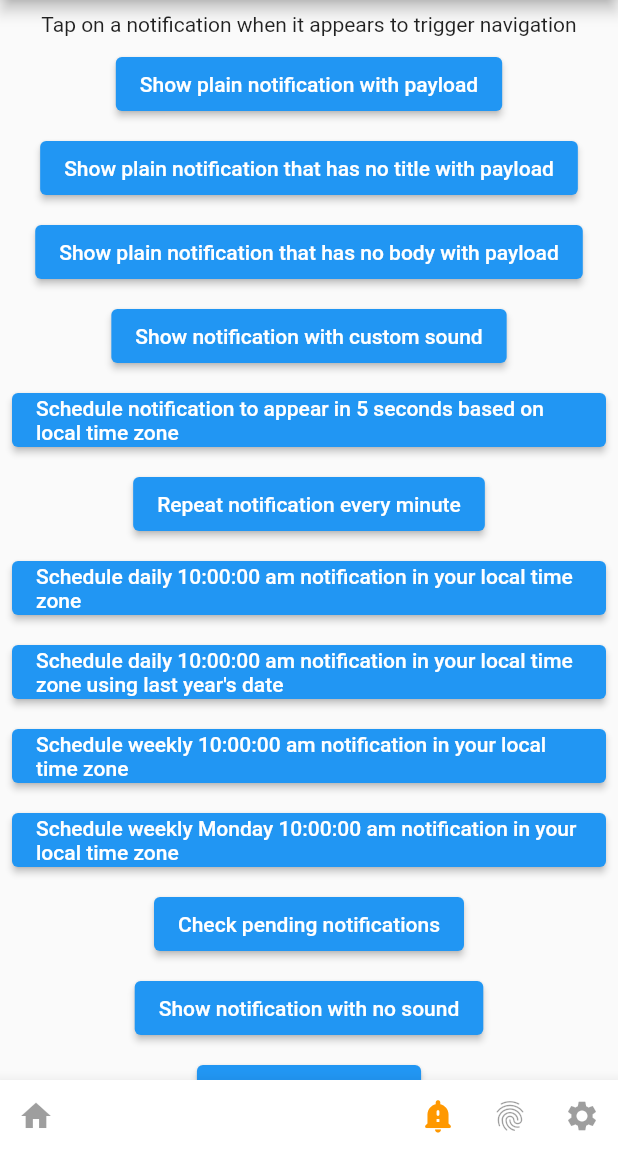
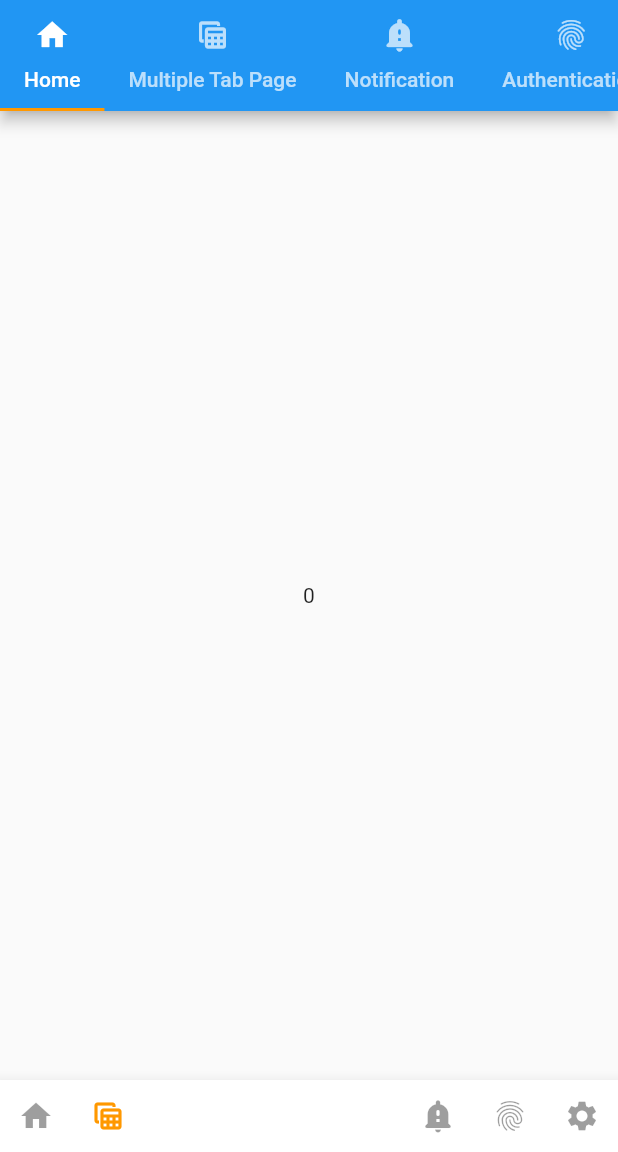
Before and after one commit to sipergod/message, a Flutter app: the screen it shows after launch, item 2 of the bottom bar chosen, on a phone screen of 412 x 824 dp, the part 84-1236 px from its top. Run offline on Flutter 3.47's test engine with Material 2 defaults, Android fonts, the phone set to English and light mode, and no system bars; our stand-ins replace firebase_analytics, firebase_core, firebase_messaging, flutter_local_notifications, fluttertoast, google_maps_flutter and 3 more; accounts and stored records are empty.

Commit message:
update multiple tab page template

```diff
--- /dev/null
+++ b/lib/Event/PageEvent/MultiTabPageEvent.dart
@@ -0,0 +1,20 @@
+import 'package:flutter/material.dart';
+
+class MultiTabPageEvent {
+  State state;
+  MultiTabPageEvent(this.state);
+
+  GlobalKey<ScaffoldState> scaffoldKey = new GlobalKey<ScaffoldState>();
+  late TabController tabController;
+  int currentTabIndex = 0;
+
+  void preLoad() {
+    tabController.addListener(() {
+      if (tabController.index != tabController.previousIndex) {
+        state.setState(() {
+          currentTabIndex = tabController.index;
+        });
+      }
+    });
+  }
+}
--- a/lib/Page/HomePage.dart
+++ b/lib/Page/HomePage.dart
@@ -2,8 +2,8 @@ import 'package:flutter/material.dart';
 import 'package:flutter/widgets.dart';
 import 'package:message/Component/FirebaseMessageConfig.dart';
 import 'package:message/Event/PublicFunctionEvent.dart';
+import 'package:message/Static/ListBuildItem/ListBottomNavigateItem.dart';
 import 'package:message/Template/BottomNavBarTemplate.dart';
-import 'package:message/Template/RootTemplate.dart';
 import 'package:message/UI/ListViewBuilder.dart';
 import 'package:shared_preferences/shared_preferences.dart';
 
@@ -95,6 +95,7 @@ class _MyHomePageState extends State<MyHomePage> {
           ),
         ),
       ),
+      listBottomNavigateBar: ListBottomNavigateItem.list,
       bottomNavigateBarIndex: 0,
       floatingActionButton: Visibility(
         visible: fBtnVisible,
--- a/lib/Page/LocalAuthenticationPage.dart
+++ b/lib/Page/LocalAuthenticationPage.dart
@@ -1,5 +1,6 @@
 import 'package:flutter/material.dart';
 import 'package:message/Static/Enum/AuthenticationSupportState.dart';
+import 'package:message/Static/ListBuildItem/ListBottomNavigateItem.dart';
 import 'package:message/Static/LocalAuthenticationService.dart';
 import 'package:message/Template/BottomNavBarTemplate.dart';
 
@@ -23,7 +24,8 @@ class LocalAuthenticationPageState extends State<LocalAuthenticationPage> {
   Widget build(BuildContext context) {
     return BottomNavBarTemplate(
       bodyWidget: buildBody(),
-      bottomNavigateBarIndex: 2,
+      listBottomNavigateBar: ListBottomNavigateItem.list,
+      bottomNavigateBarIndex: 4,
     );
   }
 
--- a/lib/Page/LocalNotificationOptionPage.dart
+++ b/lib/Page/LocalNotificationOptionPage.dart
@@ -2,6 +2,7 @@ import 'dart:io';
 
 import 'package:flutter/foundation.dart';
 import 'package:flutter/material.dart';
+import 'package:message/Static/ListBuildItem/ListBottomNavigateItem.dart';
 import 'package:message/Static/LocalNotificationService.dart';
 import 'package:message/Template/BottomNavBarTemplate.dart';
 
@@ -366,7 +367,8 @@ class LocalNotificationOptionPageState
           ),
         ),
       ),
-      bottomNavigateBarIndex: 1,
+      listBottomNavigateBar: ListBottomNavigateItem.list,
+      bottomNavigateBarIndex: 3,
     );
   }
 }
--- /dev/null
+++ b/lib/Page/MuiltiTabPage.dart
@@ -0,0 +1,56 @@
+import 'package:flutter/material.dart';
+import 'package:message/Event/PageEvent/MultiTabPageEvent.dart';
+import 'package:message/Static/ListBuildItem/ListBottomNavigateItem.dart';
+import 'package:message/Static/ListBuildItem/ListTabItem.dart';
+import 'package:message/Template/MultiTabTemplate.dart';
+
+class MultiTabPage extends StatefulWidget {
+  MultiTabPage({Key? key}) : super(key: key);
+
+  @override
+  MultiTabPageState createState() => new MultiTabPageState();
+}
+
+class MultiTabPageState extends State<MultiTabPage>
+    with TickerProviderStateMixin {
+  late MultiTabPageEvent multiTabEvent;
+
+  @override
+  void initState() {
+    multiTabEvent = new MultiTabPageEvent(this);
+    multiTabEvent.tabController = new TabController(
+      length: ListTabItem.list.length,
+      vsync: this,
+    );
+    multiTabEvent.preLoad();
+
+    super.initState();
+  }
+
+  @override
+  Widget build(BuildContext context) {
+    return MultiTabTemplate(
+      listTab: ListTabItem.list,
+      tabController: multiTabEvent.tabController,
+      bodyWidget: TabBarView(
+        controller: multiTabEvent.tabController,
+        children: ListTabItem.list.map((Map<String, dynamic> item) {
+          return Center(
+            child: Text(
+              multiTabEvent.tabController.index.toString(),
+            ),
+          );
+        }).toList(),
+        /*[
+          Center(
+            child: Text(
+              multiTabEvent.tabController.index.toString(),
+            ),
+          ),
+        ],*/
+      ),
+      listBottomNavigateBar: ListBottomNavigateItem.list,
+      bottomNavigateBarIndex: 1,
+    );
+  }
+}
--- /dev/null
+++ b/lib/Static/ListBuildItem/ListBottomNavigateItem.dart
@@ -0,0 +1,32 @@
+import 'package:flutter/material.dart';
+
+class ListBottomNavigateItem {
+  static List<Map<String, dynamic>> list = [
+    {
+      'icon': Icon(Icons.home),
+      'tooltip': 'Home',
+      'pageName': '/',
+    },
+    {
+      'icon': Icon(Icons.table_view),
+      'tooltip': 'Multiple Tab Page',
+      'pageName': '/multiTab',
+    },
+    {},
+    {
+      'icon': Icon(Icons.notification_important_rounded),
+      'tooltip': 'Notification',
+      'pageName': '/notification',
+    },
+    {
+      'icon': Icon(Icons.fingerprint),
+      'tooltip': 'Authentication',
+      'pageName': '/authentication',
+    },
+    {
+      'icon': Icon(Icons.settings),
+      'tooltip': 'Settings',
+      'pageName': '/setting',
+    },
+  ];
+}
--- /dev/null
+++ b/lib/Static/ListBuildItem/ListTabItem.dart
@@ -0,0 +1,26 @@
+import 'package:flutter/material.dart';
+
+class ListTabItem {
+  static List<Map<String, dynamic>> list = [
+    {
+      'text': 'Home',
+      'icon': Icon(Icons.home),
+    },
+    {
+      'text': 'Multiple Tab Page',
+      'icon': Icon(Icons.table_view),
+    },
+    {
+      'text': 'Notification',
+      'icon': Icon(Icons.notification_important_rounded),
+    },
+    {
+      'text': 'Authentication',
+      'icon': Icon(Icons.fingerprint),
+    },
+    {
+      'text': 'Settings',
+      'icon': Icon(Icons.settings),
+    },
+  ];
+}
--- a/lib/Static/RouteGenerator.dart
+++ b/lib/Static/RouteGenerator.dart
@@ -2,6 +2,8 @@ import 'package:flutter/material.dart';
 import 'package:message/Page/HomePage.dart';
 import 'package:message/Page/LocalAuthenticationPage.dart';
 import 'package:message/Page/LocalNotificationOptionPage.dart';
+import 'package:message/Page/MuiltiTabPage.dart';
+import 'package:message/Static/ListBuildItem/ListBottomNavigateItem.dart';
 import 'package:message/Template/BottomNavBarTemplate.dart';
 
 class RouteGenerator {
@@ -11,6 +13,11 @@ class RouteGenerator {
         return MaterialPageRoute(
           settings: settings,
           builder: (BuildContext context) => MyHomePage(),
+        );
+      case '/multiTab':
+        return MaterialPageRoute(
+          settings: settings,
+          builder: (BuildContext context) => MultiTabPage(),
         );
       case '/notification':
         return MaterialPageRoute(
@@ -36,6 +43,8 @@ class RouteGenerator {
             bodyWidget: Center(
               child: Text('ERROR'),
             ),
+            listBottomNavigateBar: ListBottomNavigateItem.list,
+            bottomNavigateBarIndex: 5,
           );
         });
   }
--- a/lib/Template/BottomNavBarTemplate.dart
+++ b/lib/Template/BottomNavBarTemplate.dart
@@ -1,6 +1,4 @@
 import 'package:flutter/material.dart';
-import 'package:message/Page/HomePage.dart';
-import 'package:message/Page/LocalNotificationOptionPage.dart';
 import 'package:message/Template/RootTemplate.dart';
 
 class BottomNavBarTemplate extends StatefulWidget {
@@ -10,8 +8,10 @@ class BottomNavBarTemplate extends StatefulWidget {
   final Widget? drawerMenu;
   final Widget? bottomTabBar;
   final Widget? bodyWidget;
+  final List<Map<String, dynamic>> listBottomNavigateBar;
   final int? bottomNavigateBarIndex;
   final Widget? floatingActionButton;
+  final FloatingActionButtonLocation? floatingActionButtonLocation;
 
   BottomNavBarTemplate({
     Key? key,
@@ -21,8 +21,10 @@ class BottomNavBarTemplate extends StatefulWidget {
     this.drawerMenu,
     this.bottomTabBar,
     this.bodyWidget,
+    required this.listBottomNavigateBar,
     this.bottomNavigateBarIndex,
     this.floatingActionButton,
+    this.floatingActionButtonLocation,
   }) : super(key: key);
 
   @override
@@ -40,53 +42,46 @@ class BottomNavBarTemplateState extends State<BottomNavBarTemplate> {
       bodyWidget: widget.bodyWidget,
       bottomNavigateBar: buildBottomNavigateBar(),
       floatingActionButton: widget.floatingActionButton,
+      floatingActionButtonLocation: widget.listBottomNavigateBar.isNotEmpty
+          ? FloatingActionButtonLocation.centerDocked
+          : null,
     );
   }
 
-  Widget buildBottomNavigateBar() {
+  Widget? buildBottomNavigateBar() {
+    if (widget.listBottomNavigateBar.isNotEmpty) {
       return BottomAppBar(
         shape: widget.floatingActionButton != null
             ? CircularNotchedRectangle()
             : null,
         child: Row(
           mainAxisAlignment: MainAxisAlignment.spaceEvenly,
-        children: [
-          IconButton(
-            color: setActive(0),
-            tooltip: 'Home',
-            onPressed: () {
-              setPressFunc(0, '/');
-            },
-            icon: Icon(Icons.home),
-          ),
-          Spacer(),
-          IconButton(
-            color: setActive(1),
-            tooltip: 'Notification',
-            onPressed: () {
-              setPressFunc(1, '/notification');
-            },
-            icon: Icon(Icons.notification_important_rounded),
-          ),
-          IconButton(
-            color: setActive(2),
-            tooltip: 'Authentication',
-            onPressed: () {
-              setPressFunc(2, '/authentication');
-            },
-            icon: Icon(Icons.fingerprint),
-          ),
-          IconButton(
-            color: setActive(3),
-            tooltip: 'Settings',
-            onPressed: () {
-              setPressFunc(3, '/setting');
-            },
-            icon: Icon(Icons.settings),
-          ),
-        ],
+          children: new List<Widget>.generate(
+              widget.listBottomNavigateBar.length,
+              (index) => bottomNavigateItem(
+                    index,
+                    widget.listBottomNavigateBar,
+                  )).toList(),
         ),
       );
+    } else {
+      return null;
+    }
+  }
+
+  Widget bottomNavigateItem(int index, List<Map<String, dynamic>> listData) {
+    if (listData[index].isNotEmpty) {
+      return IconButton(
+        color: setActive(index),
+        tooltip: listData[index]['toolTip'],
+        onPressed: () {
+          setPressFunc(index, listData[index]['pageName']);
+        },
+        icon: listData[index]['icon'],
+      );
+    } else {
+      return Spacer();
+    }
   }
 
   bool checkIndex(int i) {
--- /dev/null
+++ b/lib/Template/MultiTabTemplate.dart
@@ -0,0 +1,180 @@
+import 'package:flutter/material.dart';
+import 'package:message/Component/Fragment/BottomTabBarWithFilterWidget.dart';
+import 'package:message/Template/RootTemplate.dart';
+
+class MultiTabTemplate extends StatefulWidget {
+  final GlobalKey<ScaffoldState>? scaffoldKey;
+  final String? title;
+  final Widget? appBarAction;
+  final Widget? drawerMenu;
+
+  final Widget? bottomTabBar;
+  final Widget? bodyWidget;
+  final List<Map<String, dynamic>>? listBottomNavigateBar;
+  final int? bottomNavigateBarIndex;
+  final Widget? floatingActionButton;
+
+  final Function? buildNotice;
+  final List<Map<String, dynamic>> listTab;
+  final TabController? tabController;
+
+  final Widget? filterIcon;
+  final List<Map<String, dynamic>>? listFilter;
+  final Function? filterIconClickFunction;
+  final Function? filterItemBuilder;
+
+  MultiTabTemplate({
+    Key? key,
+    this.scaffoldKey,
+    this.title,
+    this.appBarAction,
+    this.drawerMenu,
+    this.bottomTabBar,
+    this.bodyWidget,
+    this.listBottomNavigateBar,
+    this.bottomNavigateBarIndex,
+    this.floatingActionButton,
+    this.buildNotice,
+    required this.listTab,
+    this.tabController,
+    this.filterIcon,
+    this.listFilter,
+    this.filterIconClickFunction,
+    this.filterItemBuilder,
+  }) : super(key: key);
+
+  @override
+  MultiTabTemplateState createState() => new MultiTabTemplateState();
+}
+
+class MultiTabTemplateState extends State<MultiTabTemplate> {
+  List<Map<String, dynamic>> tempListBottomNavigateBar = [];
+
+  @override
+  void initState() {
+    if (widget.listBottomNavigateBar != null) {
+      tempListBottomNavigateBar = widget.listBottomNavigateBar!;
+    }
+
+    super.initState();
+  }
+
+  @override
+  Widget build(BuildContext context) {
+    return RootTemplate(
+      title: widget.title,
+      appBarAction: widget.appBarAction,
+      drawerMenu: widget.drawerMenu,
+      bottomTabBar: buildBottomTabBar(),
+      bodyWidget: widget.bodyWidget,
+      bottomNavigateBar: buildBottomNavigateBar(),
+      floatingActionButton: widget.floatingActionButton,
+      floatingActionButtonLocation: tempListBottomNavigateBar.isNotEmpty
+          ? FloatingActionButtonLocation.centerDocked
+          : null,
+    );
+  }
+
+  Widget? buildBottomTabBar() {
+    if (widget.listTab.isNotEmpty) {
+      if (widget.listFilter != null) {
+        if (widget.listFilter!.isNotEmpty) {
+          PreferredSize(
+            child: BottomTabBarWithFilterWidget(
+              filterIcon: buildFilterIcon(),
+              listTab: widget.listTab,
+              listFilter: widget.listFilter!,
+              tabController: widget.tabController!,
+              filterItemBuilder: widget.filterItemBuilder!,
+              filterIconClickFunction: widget.filterIconClickFunction,
+              buildNotice: widget.buildNotice,
+            ),
+            preferredSize: Size.fromHeight(48.0),
+          );
+        }
+      } else {
+        return TabBar(
+          controller: widget.tabController,
+          isScrollable: widget.listTab.length >= 3,
+          tabs: widget.listTab.map((Map<String, dynamic> item) {
+            return Tab(
+              icon: item['icon'],
+              child: Container(
+                child: Text(
+                  item['text'].toString(),
+                ),
+              ),
+            );
+          }).toList(),
+          indicatorColor: Colors.orange,
+        );
+      }
+    } else {
+      return null;
+    }
+  }
+
+  Widget buildFilterIcon() {
+    return (widget.filterIcon != null)
+        ? widget.filterIcon!
+        : ImageIcon(
+            AssetImage('assets/filter.png'),
+            size: 20.0,
+            color: Colors.white70,
+          );
+  }
+
+  Widget? buildBottomNavigateBar() {
+    if (tempListBottomNavigateBar.isNotEmpty) {
+      return BottomAppBar(
+        shape: widget.floatingActionButton != null
+            ? CircularNotchedRectangle()
+            : null,
+        child: Row(
+          mainAxisAlignment: MainAxisAlignment.spaceEvenly,
+          children: new List<Widget>.generate(
+              tempListBottomNavigateBar.length,
+              (index) => bottomNavigateItem(
+                    index,
+                    tempListBottomNavigateBar,
+                  )).toList(),
+        ),
+      );
+    } else {
+      return null;
+    }
+  }
+
+  Widget bottomNavigateItem(int index, List<Map<String, dynamic>> listData) {
+    if (listData[index].isNotEmpty) {
+      return IconButton(
+        color: setActive(index),
+        tooltip: listData[index]['toolTip'],
+        onPressed: () {
+          setPressFunc(index, listData[index]['pageName']);
+        },
+        icon: listData[index]['icon'],
+      );
+    } else {
+      return Spacer();
+    }
+  }
+
+  bool checkIndex(int i) {
+    if (i == widget.bottomNavigateBarIndex)
+      return true;
+    else
+      return false;
+  }
+
+  Color setActive(int i) {
+    if (checkIndex(i))
+      return Colors.orange;
+    else
+      return Theme.of(context).disabledColor;
+  }
+
+  void setPressFunc(int i, String routeName) {
+    if (!checkIndex(i)) Navigator.pushReplacementNamed(context, routeName);
+  }
+}
--- a/lib/Template/RootTemplate.dart
+++ b/lib/Template/RootTemplate.dart
@@ -1,6 +1,5 @@
 import 'package:flutter/material.dart';
-import 'package:flutter_local_notifications/flutter_local_notifications.dart';
-import 'package:message/Component/LocalNotificationConfig.dart';
+import 'package:message/Event/PublicFunctionEvent.dart';
 import 'package:message/Static/LocalAuthenticationService.dart';
 import 'package:message/Static/LocalNotificationService.dart';
 
@@ -14,6 +13,7 @@ class RootTemplate extends StatefulWidget {
   final int? bottomNavigateBarIndex;
   final Widget? bottomNavigateBar;
   final Widget? floatingActionButton;
+  final FloatingActionButtonLocation? floatingActionButtonLocation;
 
   RootTemplate({
     Key? key,
@@ -26,6 +26,7 @@ class RootTemplate extends StatefulWidget {
     this.bottomNavigateBarIndex,
     this.bottomNavigateBar,
     this.floatingActionButton,
+    this.floatingActionButtonLocation,
   }) : super(key: key);
 
   @override
@@ -34,6 +35,7 @@ class RootTemplate extends StatefulWidget {
 
 class _RootTemplateState extends State<RootTemplate>
     with WidgetsBindingObserver {
+  DateTime? currentBackPressTime;
 
   @override
   void initState() {
@@ -60,30 +62,26 @@ class _RootTemplateState extends State<RootTemplate>
       key: widget.scaffoldKey,
       appBar: buildAppBar() as AppBar,
       drawer: widget.drawerMenu,
-      body: SafeArea(child: widget.bodyWidget as Widget),
+      body: WillPopScope(
+        onWillPop: () => PublicFunctionEvent.onWillPop(currentBackPressTime),
+        child: SafeArea(
+          child: widget.bodyWidget as Widget,
+        ),
+      ),
       bottomNavigationBar: widget.bottomNavigateBar,
-      floatingActionButtonLocation: FloatingActionButtonLocation.centerDocked,
+      floatingActionButtonLocation: widget.floatingActionButtonLocation,
       floatingActionButton: widget.floatingActionButton,
     );
   }
 
   Widget buildAppBar() {
-    Widget returnWidget = Container();
-
-    returnWidget = AppBar(
+    return AppBar(
       automaticallyImplyLeading: true,
       centerTitle: true,
       title: buildTitle(),
       actions: widget.appBarAction != null ? buildAppbarAction() : null,
-      bottom: widget.bottomTabBar != null
-          ? PreferredSize(
-              child: buildTabBar(),
-              preferredSize: Size.fromHeight(100),
-            )
-          : null,
+      bottom: buildTabBar() as PreferredSizeWidget,
     );
-
-    return returnWidget;
   }
 
   Widget buildTitle() {
@@ -112,16 +110,14 @@ class _RootTemplateState extends State<RootTemplate>
     return returnWidget;
   }
 
-  Widget buildTabBar() {
-    Widget returnWidget;
-    if (widget.title != null && widget.bottomTabBar != null) {
-      returnWidget = widget.bottomTabBar as Widget;
+  Widget? buildTabBar() {
+    if (widget.bottomTabBar != null) {
+      return widget.bottomTabBar as Widget;
     } else {
-      returnWidget = PreferredSize(
+      return PreferredSize(
         child: Container(),
         preferredSize: Size.fromHeight(0.0),
       );
     }
-    return returnWidget;
   }
 }
--- a/pubspec.yaml
+++ b/pubspec.yaml
@@ -33,6 +33,7 @@ dependencies:
   flutter_native_timezone: ^2.0.0
   path_provider: ^2.0.2
   timezone: ^0.7.0
+  fluttertoast: ^8.0.8
 
   flutter_svg: ^0.22.0
   curved_navigation_bar: ^1.0.1
```
Also changed, not shown: lib/Component/Fragment/BottomTabBarWithFilterWidget.dart (added, +135 -0 lines), lib/Event/PublicFunctionEvent.dart (+17 -1 lines), pubspec.lock. Lines whose indentation alone changed are shown as unchanged.
